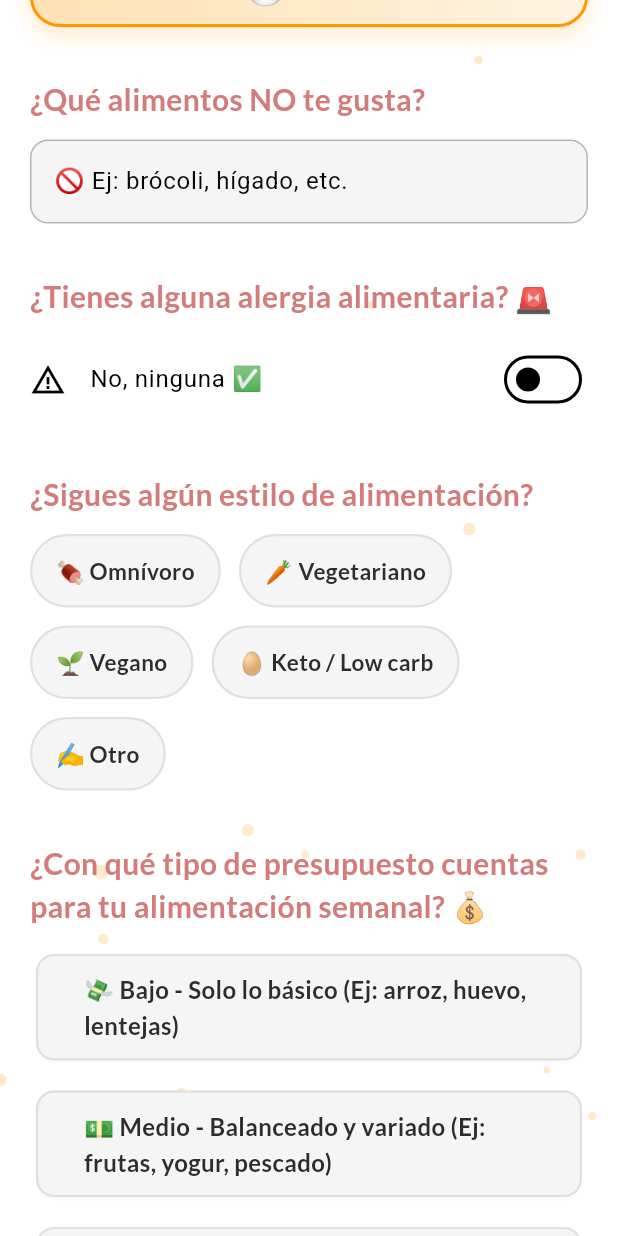
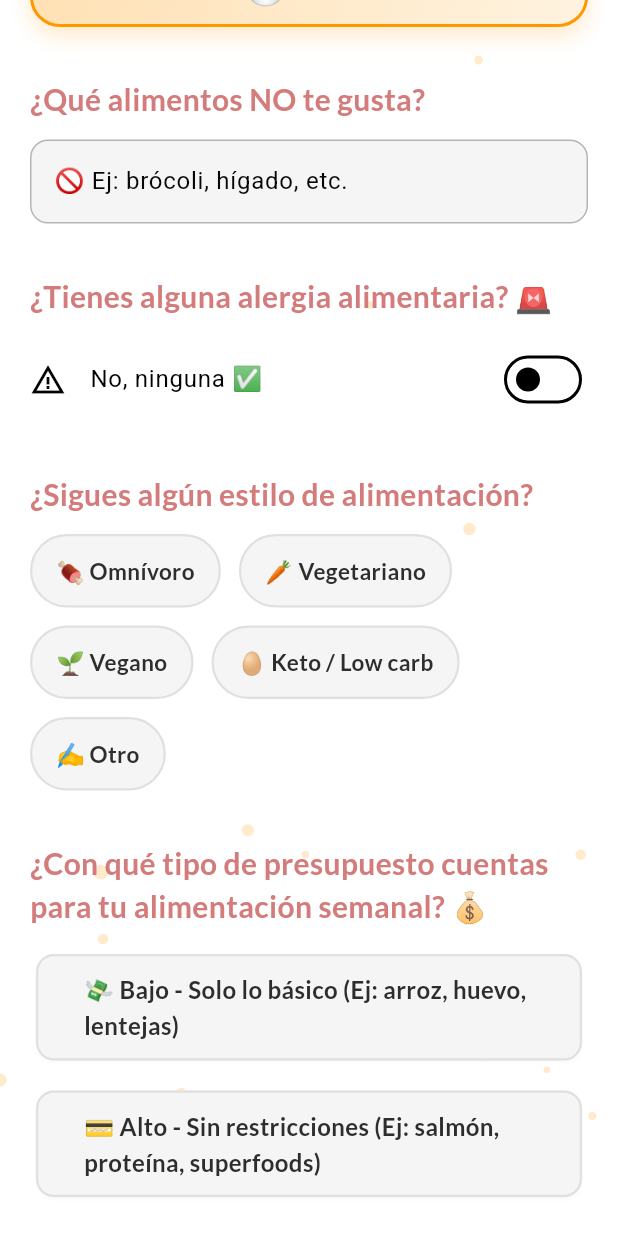
Before and after one commit to KevinHdezVaz/Frutia_App, a Flutter app: the GustosScreen widget shown alone on an empty page, opened directly, scrolled down 81 dp, on a phone screen of 412 x 824 dp. Run offline on Flutter 3.47's test engine with Material 3 defaults, Android fonts, the light colour scheme and no system bars; drawn by our look-alikes of showcaseview; our stand-ins replace audioplayers, country_picker, dio, easy_localization, firebase_auth, firebase_core and 20 more; missing offline and left inert: audio_session, clipboard, flutter_intl_phone_field, onesignal_flutter, pusher_channels_flutter; accounts and stored records are empty; project files that could hold a hidden picture were left out.

Commit message:
FIX - cambio de receta presupuesto

```diff
--- a/lib/pages/bottom_nav.dart
+++ b/lib/pages/bottom_nav.dart
@@ -49,7 +49,7 @@ class _BottomNavBarState extends State<BottomNavBar> {
       ChatHistoryScreen(), // Al tocar "Frutia", irá a ChatHistoryPage
       PlaceholderScreen(),
       ProgressScreen(),
-      PlanSummaryScreen(),
+      ProfilePage(),
     ];
   }
 
--- a/lib/pages/screens/datosPersonales/OnboardingScreen.dart
+++ b/lib/pages/screens/datosPersonales/OnboardingScreen.dart
@@ -132,8 +132,6 @@ class _QuestionnaireFlowState extends State<QuestionnaireFlow> {
         final Map<String, String> budgetMap = {
           '💸 Bajo - Solo lo básico (Ej: arroz, huevo, lentejas)':
               'Bajo - Solo lo básico (Ej: arroz, huevo, lentejas',
-          '💵 Medio - Balanceado y variado (Ej: frutas, yogur, pescado)':
-              'Medio - Balanceado y variado (Ej: frutas, yogur, pescado)',
           '💳 Alto - Sin restricciones (Ej: salmón, proteína, superfoods)':
               'Alto - Sin restricciones (Ej: salmón, proteína, superfoods)',
         };
@@ -1071,7 +1069,6 @@ class _GustosScreenState extends State<GustosScreen> {
   List<Widget> _buildBudgetOptions(QuestionnaireProvider provider) {
     const options = [
       '💸 Bajo - Solo lo básico (Ej: arroz, huevo, lentejas)',
-      '💵 Medio - Balanceado y variado (Ej: frutas, yogur, pescado)',
       '💳 Alto - Sin restricciones (Ej: salmón, proteína, superfoods)',
     ];
     return options
```
Also changed, not shown: lib/pages/Pantalla2.dart (+25 -6 lines).
